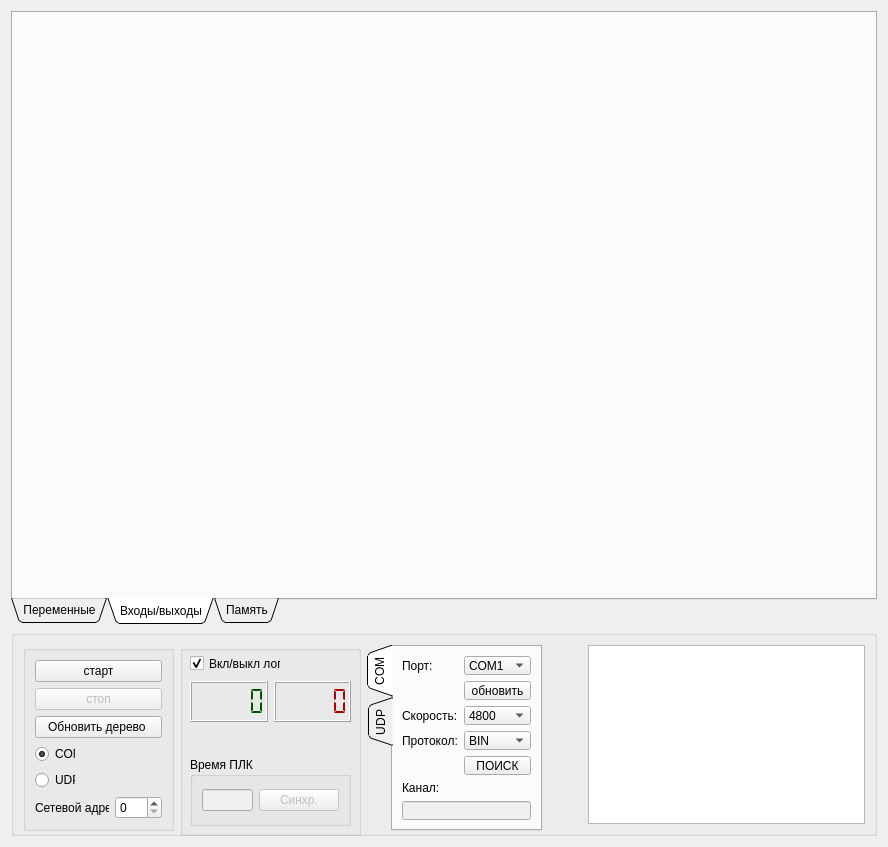
atikbif/relkonIDE, file Debugger/debuggerform.ui: the form before one commit.
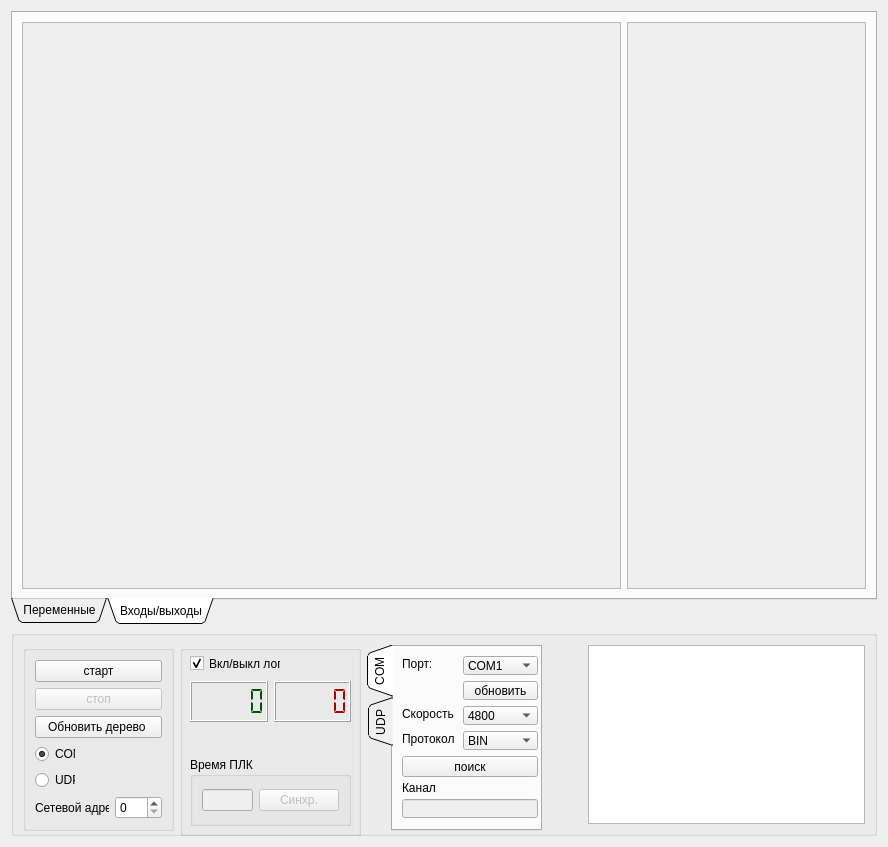
The form after the commit. The open tabs and pages were chosen to show the change.

What changed in the file:
```diff
--- a/Debugger/debuggerform.ui
+++ b/Debugger/debuggerform.ui
@@ -40,6 +40,15 @@
      <property name="currentIndex">
       <number>0</number>
      </property>
+     <property name="documentMode">
+      <bool>false</bool>
+     </property>
+     <property name="movable">
+      <bool>false</bool>
+     </property>
+     <property name="tabBarAutoHide">
+      <bool>false</bool>
+     </property>
      <widget class="QWidget" name="tabVar">
       <attribute name="title">
        <string>Переменные</string>
@@ -131,11 +140,54 @@
       <attribute name="title">
        <string>Входы/выходы</string>
       </attribute>
-     </widget>
-     <widget class="QWidget" name="tabMem">
-      <attribute name="title">
-       <string>Память</string>
-      </attribute>
+      <layout class="QHBoxLayout" name="horizontalLayout">
+       <item>
+        <widget class="QScrollArea" name="scrollArea">
+         <property name="sizePolicy">
+          <sizepolicy hsizetype="Expanding" vsizetype="Expanding">
+           <horstretch>5</horstretch>
+           <verstretch>0</verstretch>
+          </sizepolicy>
+         </property>
+         <property name="widgetResizable">
+          <bool>true</bool>
+         </property>
+         <widget class="QWidget" name="scrollAreaWidgetContents">
+          <property name="geometry">
+           <rect>
+            <x>0</x>
+            <y>0</y>
+            <width>98</width>
+            <height>28</height>
+           </rect>
+          </property>
+         </widget>
+        </widget>
+       </item>
+       <item>
+        <widget class="QScrollArea" name="scrollArea_2">
+         <property name="sizePolicy">
+          <sizepolicy hsizetype="Expanding" vsizetype="Expanding">
+           <horstretch>2</horstretch>
+           <verstretch>0</verstretch>
+          </sizepolicy>
+         </property>
+         <property name="widgetResizable">
+          <bool>true</bool>
+         </property>
+         <widget class="QWidget" name="scrollAreaWidgetContents_2">
+          <property name="geometry">
+           <rect>
+            <x>0</x>
+            <y>0</y>
+            <width>98</width>
+            <height>28</height>
+           </rect>
+          </property>
+         </widget>
+        </widget>
+       </item>
+      </layout>
      </widget>
     </widget>
    </item>
@@ -526,39 +578,101 @@
          <attribute name="title">
           <string>COM</string>
          </attribute>
-         <layout class="QGridLayout" name="gridLayout_2">
-          <item row="0" column="0">
+         <widget class="QPushButton" name="pushButtonAutoSearch">
+          <property name="geometry">
+           <rect>
+            <x>9</x>
+            <y>109</y>
+            <width>136</width>
+            <height>21</height>
+           </rect>
+          </property>
+          <property name="sizePolicy">
+           <sizepolicy hsizetype="Minimum" vsizetype="Preferred">
+            <horstretch>0</horstretch>
+            <verstretch>1</verstretch>
+           </sizepolicy>
+          </property>
+          <property name="text">
+           <string>поиск</string>
+          </property>
+         </widget>
+         <widget class="QLabel" name="label_6">
+          <property name="geometry">
+           <rect>
+            <x>9</x>
+            <y>133</y>
+            <width>35</width>
+            <height>16</height>
+           </rect>
+          </property>
+          <property name="text">
+           <string>Канал:</string>
+          </property>
+         </widget>
+         <widget class="QLineEdit" name="lineEditCanal">
+          <property name="enabled">
+           <bool>false</bool>
+          </property>
+          <property name="geometry">
+           <rect>
+            <x>9</x>
+            <y>152</y>
+            <width>136</width>
+            <height>19</height>
+           </rect>
+          </property>
+         </widget>
            <widget class="QLabel" name="label_8">
+          <property name="geometry">
+           <rect>
+            <x>9</x>
+            <y>9</y>
+            <width>29</width>
+            <height>16</height>
+           </rect>
+          </property>
             <property name="text">
              <string>Порт:</string>
             </property>
            </widget>
-          </item>
-          <item row="0" column="1">
            <widget class="QComboBox" name="comboBoxCOM">
+          <property name="geometry">
+           <rect>
+            <x>70</x>
+            <y>9</y>
+            <width>75</width>
+            <height>19</height>
+           </rect>
+          </property>
             <item>
              <property name="text">
               <string>COM1</string>
              </property>
             </item>
            </widget>
-          </item>
-          <item row="1" column="1">
-           <widget class="QPushButton" name="pushButtonCOMUpdate">
-            <property name="text">
-             <string>обновить</string>
-            </property>
-           </widget>
-          </item>
-          <item row="2" column="0">
            <widget class="QLabel" name="label_5">
+          <property name="geometry">
+           <rect>
+            <x>9</x>
+            <y>59</y>
+            <width>52</width>
+            <height>16</height>
+           </rect>
+          </property>
             <property name="text">
              <string>Скорость:</string>
             </property>
            </widget>
-          </item>
-          <item row="2" column="1">
            <widget class="QComboBox" name="comboBoxSpeed">
+          <property name="geometry">
+           <rect>
+            <x>70</x>
+            <y>59</y>
+            <width>75</width>
+            <height>19</height>
+           </rect>
+          </property>
             <item>
              <property name="text">
               <string>4800</string>
@@ -590,16 +704,28 @@
              </property>
             </item>
            </widget>
-          </item>
-          <item row="3" column="0">
            <widget class="QLabel" name="label_4">
+          <property name="geometry">
+           <rect>
+            <x>9</x>
+            <y>84</y>
+            <width>53</width>
+            <height>16</height>
+           </rect>
+          </property>
             <property name="text">
              <string>Протокол:</string>
             </property>
            </widget>
-          </item>
-          <item row="3" column="1">
            <widget class="QComboBox" name="comboBoxProtocol">
+          <property name="geometry">
+           <rect>
+            <x>70</x>
+            <y>84</y>
+            <width>75</width>
+            <height>19</height>
+           </rect>
+          </property>
             <item>
              <property name="text">
               <string>BIN</string>
@@ -611,35 +737,19 @@
              </property>
             </item>
            </widget>
-          </item>
-          <item row="4" column="1">
-           <widget class="QPushButton" name="pushButtonAutoSearch">
-            <property name="sizePolicy">
-             <sizepolicy hsizetype="Minimum" vsizetype="Preferred">
-              <horstretch>0</horstretch>
-              <verstretch>0</verstretch>
-             </sizepolicy>
+         <widget class="QPushButton" name="pushButtonCOMUpdate">
+          <property name="geometry">
+           <rect>
+            <x>70</x>
+            <y>34</y>
+            <width>75</width>
+            <height>19</height>
+           </rect>
             </property>
             <property name="text">
-             <string>ПОИСК</string>
-            </property>
-           </widget>
-          </item>
-          <item row="5" column="0">
-           <widget class="QLabel" name="label_6">
-            <property name="text">
-             <string>Канал:</string>
-            </property>
-           </widget>
-          </item>
-          <item row="6" column="0" colspan="2">
-           <widget class="QLineEdit" name="lineEditCanal">
-            <property name="enabled">
-             <bool>false</bool>
-            </property>
-           </widget>
-          </item>
-         </layout>
+           <string>обновить</string>
+          </property>
+         </widget>
         </widget>
         <widget class="QWidget" name="tab_2">
          <attribute name="title">
```
Left out of the diff: 3 changed lines with no effect on the pictures. Lines whose indentation alone changed are shown as unchanged.
